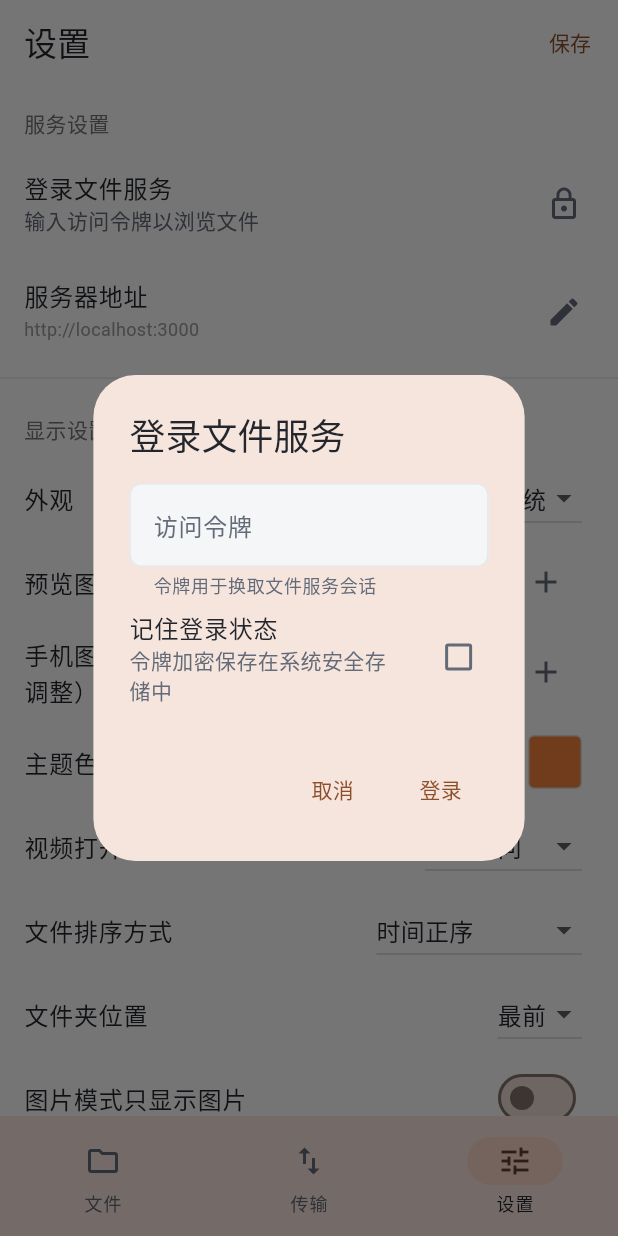
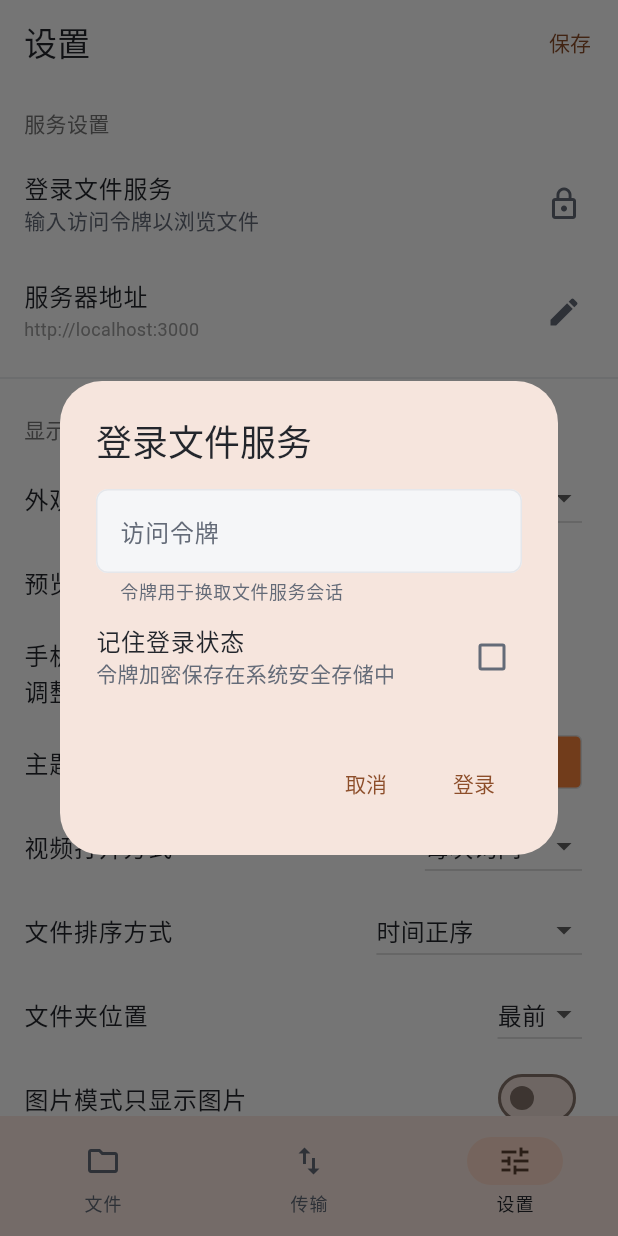
Before and after one commit to ZhengHaoF/file_server, a Flutter app: the SettingsPage screen opened by its route, after a tap on "登录文件服务", on a phone screen of 412 x 824 dp. Run offline on Flutter 3.47's test engine with Material 3 defaults, Android fonts, the phone set to English and light mode, and no system bars; our stand-ins replace dio, file_picker, flutter_colorpicker, flutter_secure_storage, go_router, image_picker and 2 more; missing offline and left inert: desktop_drop, media_kit, media_kit_video; accounts and stored records are empty; network calls fail.

Commit message:
feat(flutter): add loading indicator, inline errors, and fixed width to login dialog

```diff
--- a/flutter-app/lib/pages/settings_page.dart
+++ b/flutter-app/lib/pages/settings_page.dart
@@ -1,3 +1,4 @@
+import 'package:dio/dio.dart';
 import 'package:flutter/material.dart';
 import 'package:flutter_colorpicker/flutter_colorpicker.dart';
 import 'package:go_router/go_router.dart';
@@ -131,53 +132,30 @@ class _SettingsPageState extends State<SettingsPage> {
   Future<void> _showLoginDialog() async {
     final controller = TextEditingController();
     var remember = false;
+    var isLoading = false;
+    String? errorMessage;
+
     await showDialog(
       context: context,
       builder: (dialogContext) => StatefulBuilder(
-        builder: (_, setDialogState) => AlertDialog(
-          title: const Text('登录文件服务'),
-          content: Column(
-            mainAxisSize: MainAxisSize.min,
-            children: [
-              TextField(
-                controller: controller,
-                obscureText: true,
-                autocorrect: false,
-                enableSuggestions: false,
-                decoration: const InputDecoration(
-                  labelText: '访问令牌',
-                  helperText: '令牌用于换取文件服务会话',
-                ),
-              ),
-              if (TokenStore().isBlocked || TokenStore().isUnavailable)
-                const Padding(
-                  padding: EdgeInsets.only(top: 8),
-                  child: Text(
-                    '当前平台无法安全保存令牌，重启后需重新登录',
-                    style: TextStyle(fontSize: 12),
-                  ),
-                )
-              else
-                CheckboxListTile(
-                  value: remember,
-                  onChanged: (value) =>
-                      setDialogState(() => remember = value ?? false),
-                  title: const Text('记住登录状态'),
-                  subtitle: const Text('令牌加密保存在系统安全存储中'),
-                  contentPadding: EdgeInsets.zero,
-                  controlAffinity: ListTileControlAffinity.trailing,
-                ),
-            ],
-          ),
-          actions: [
-            TextButton(
-              onPressed: () => Navigator.pop(dialogContext),
-              child: const Text('取消'),
-            ),
-            TextButton(
-              onPressed: () async {
+        builder: (_, setDialogState) {
+          final screenWidth = MediaQuery.sizeOf(dialogContext).width;
+          final dialogWidth = screenWidth > 464
+              ? 400.0
+              : (screenWidth - 64).clamp(240.0, 400.0);
+
+          Future<void> handleLogin() async {
             final token = controller.text.trim();
-                if (token.isEmpty) return;
+            if (token.isEmpty) {
+              setDialogState(() {
+                errorMessage = '请输入访问令牌';
+              });
+              return;
+            }
+            setDialogState(() {
+              isLoading = true;
+              errorMessage = null;
+            });
             try {
               final remembered = await _apiService.login(
                 token,
@@ -197,18 +175,115 @@ class _SettingsPageState extends State<SettingsPage> {
                   );
                 }
               }
-                } catch (_) {
-                  if (mounted) {
-                    ScaffoldMessenger.of(context).showSnackBar(
-                      const SnackBar(content: Text('登录失败，请检查服务器和令牌')),
-                    );
+            } catch (e) {
+              String error = '登录失败，请检查服务器和令牌';
+              if (e is DioException) {
+                final data = e.response?.data;
+                final status = e.response?.statusCode;
+                if (data is Map && data.containsKey('msg') && data['msg'] != null) {
+                  error = data['msg'].toString();
+                } else if (status == 401) {
+                  error = '访问令牌无效或已过期';
+                } else if (status == 403) {
+                  error = '服务器拒绝访问，请检查权限';
+                } else if (status == 429) {
+                  error = '登录尝试过多，请稍后再试';
+                } else if (e.type == DioExceptionType.connectionTimeout ||
+                    e.type == DioExceptionType.receiveTimeout ||
+                    e.type == DioExceptionType.sendTimeout) {
+                  error = '连接超时，请检查网络和服务器地址';
+                } else if (e.type == DioExceptionType.connectionError) {
+                  error = '无法连接到服务器，请检查地址是否正确';
+                }
+              } else if (e is StateError) {
+                error = e.message;
+              } else if (e is FormatException) {
+                error = e.message;
+              }
+
+              if (dialogContext.mounted) {
+                setDialogState(() {
+                  isLoading = false;
+                  errorMessage = error;
+                });
               }
             }
+          }
+
+          return PopScope(
+            canPop: !isLoading,
+            child: AlertDialog(
+              title: const Text('登录文件服务'),
+              content: SizedBox(
+                width: dialogWidth,
+                child: Column(
+                  mainAxisSize: MainAxisSize.min,
+                  crossAxisAlignment: CrossAxisAlignment.stretch,
+                  children: [
+                    TextField(
+                      controller: controller,
+                      obscureText: true,
+                      autocorrect: false,
+                      enableSuggestions: false,
+                      enabled: !isLoading,
+                      onChanged: (_) {
+                        if (errorMessage != null) {
+                          setDialogState(() => errorMessage = null);
+                        }
                       },
-              child: const Text('登录'),
+                      onSubmitted: isLoading ? null : (_) => handleLogin(),
+                      decoration: InputDecoration(
+                        labelText: '访问令牌',
+                        helperText: errorMessage == null
+                            ? '令牌用于换取文件服务会话'
+                            : null,
+                        errorText: errorMessage,
+                      ),
+                    ),
+                    if (TokenStore().isBlocked || TokenStore().isUnavailable)
+                      const Padding(
+                        padding: EdgeInsets.only(top: 8),
+                        child: Text(
+                          '当前平台无法安全保存令牌，重启后需重新登录',
+                          style: TextStyle(fontSize: 12),
+                        ),
+                      )
+                    else
+                      CheckboxListTile(
+                        value: remember,
+                        enabled: !isLoading,
+                        onChanged: isLoading
+                            ? null
+                            : (value) =>
+                                setDialogState(() => remember = value ?? false),
+                        title: const Text('记住登录状态'),
+                        subtitle: const Text('令牌加密保存在系统安全存储中'),
+                        contentPadding: EdgeInsets.zero,
+                        controlAffinity: ListTileControlAffinity.trailing,
                       ),
                   ],
                 ),
+              ),
+              actions: [
+                TextButton(
+                  onPressed:
+                      isLoading ? null : () => Navigator.pop(dialogContext),
+                  child: const Text('取消'),
+                ),
+                TextButton(
+                  onPressed: isLoading ? null : handleLogin,
+                  child: isLoading
+                      ? const SizedBox(
+                          width: 18,
+                          height: 18,
+                          child: CircularProgressIndicator(strokeWidth: 2),
+                        )
+                      : const Text('登录'),
+                ),
+              ],
+            ),
+          );
+        },
       ),
     );
     // The dialog exit animation may still reference its controller.
```
Also changed, not shown: 1 other file. Lines whose indentation alone changed are shown as unchanged.
